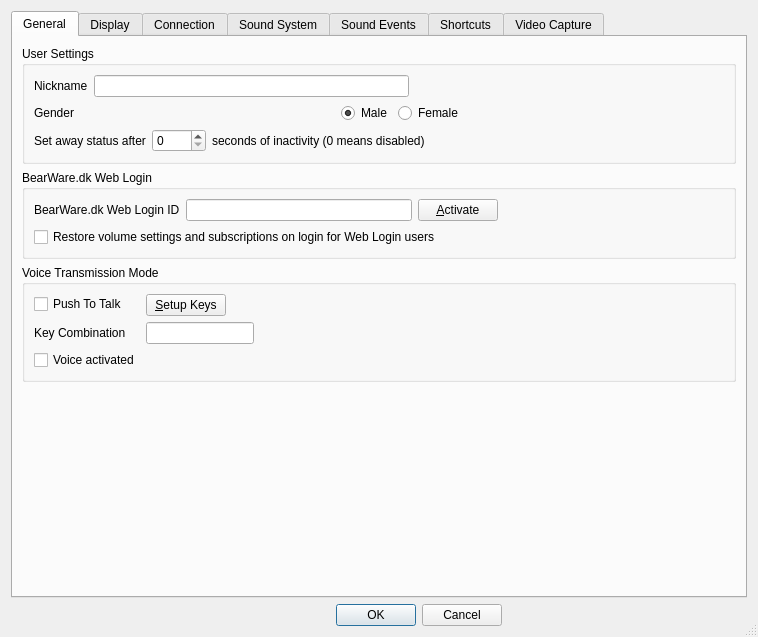
Before: the Qt Designer form Client/qtTeamTalk/preferences.ui in BearWare/TeamTalk5, drawn with Qt 5.
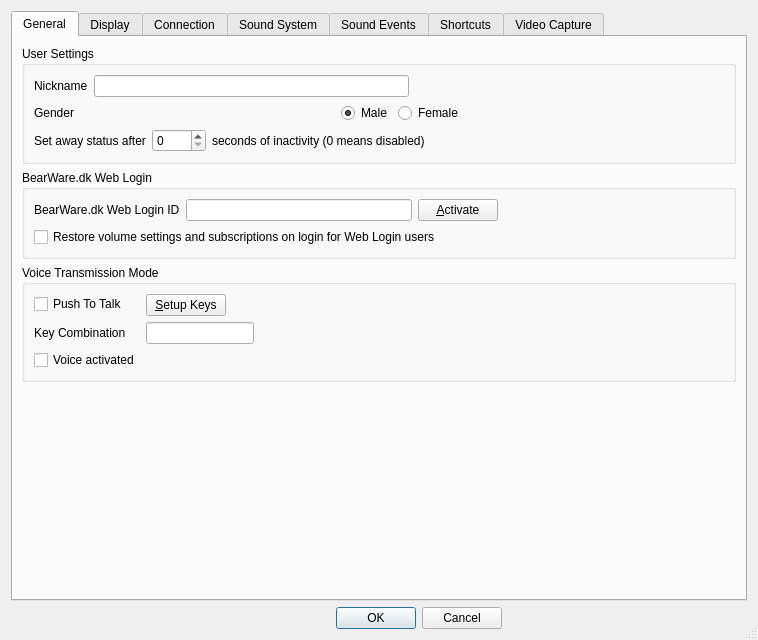
After: the same form once the commit is applied. Icons and pictures are not drawn.

Commit message: Fixed buddy for sound event

The edit to the form file:
```diff
--- a/Client/qtTeamTalk/preferences.ui
+++ b/Client/qtTeamTalk/preferences.ui
@@ -7,7 +7,7 @@
     <x>0</x>
     <y>0</y>
     <width>758</width>
-    <height>621</height>
+    <height>640</height>
    </rect>
   </property>
   <property name="windowTitle">
```
Left out of the diff: 3 changed lines with no effect on the pictures.
